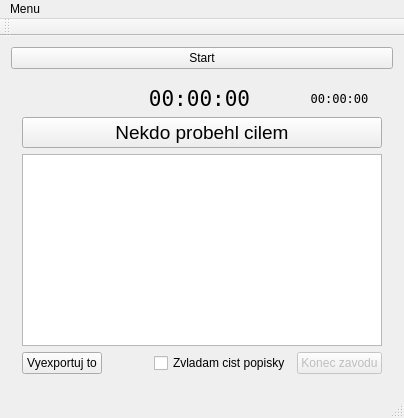
Element104/behKamenkou, file master/MainWindow.ui: the form before one commit.
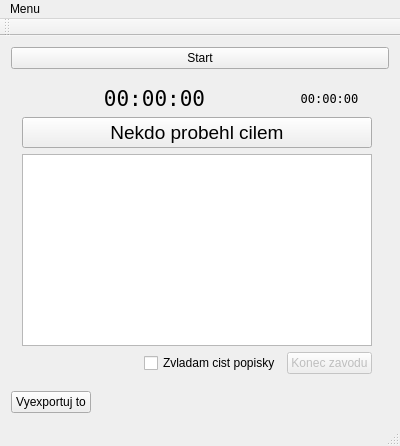
The form after the commit.

Commit message: Recentni zmeny

What changed in the file:
```diff
--- a/master/MainWindow.ui
+++ b/master/MainWindow.ui
@@ -28,7 +28,27 @@
       </property>
      </widget>
     </item>
-    <item row="1" column="0" colspan="3">
+    <item row="3" column="0">
+     <widget class="QPushButton" name="tlacitko_vyexportuj_to">
+      <property name="text">
+       <string>Vyexportuj to</string>
+      </property>
+     </widget>
+    </item>
+    <item row="3" column="1">
+     <spacer name="horizontalSpacer_2">
+      <property name="orientation">
+       <enum>Qt::Horizontal</enum>
+      </property>
+      <property name="sizeHint" stdset="0">
+       <size>
+        <width>40</width>
+        <height>20</height>
+       </size>
+      </property>
+     </spacer>
+    </item>
+    <item row="2" column="0" colspan="2">
      <widget class="QWidget" name="obalovac" native="true">
       <property name="enabled">
        <bool>true</bool>
@@ -107,20 +127,6 @@
          </property>
         </widget>
        </item>
-       <item row="6" column="0">
-        <widget class="QPushButton" name="tlacitko_vyexportuj_to">
-         <property name="text">
-          <string>Vyexportuj to</string>
-         </property>
-        </widget>
-       </item>
-       <item row="5" column="0" colspan="4">
-        <widget class="QTableView" name="tabulkohled">
-         <property name="enabled">
-          <bool>true</bool>
-         </property>
-        </widget>
-       </item>
        <item row="1" column="0" colspan="4">
         <widget class="QPushButton" name="tlacitko_stopni_to">
          <property name="enabled">
@@ -139,6 +145,13 @@
          </property>
         </widget>
        </item>
+       <item row="5" column="0" colspan="4">
+        <widget class="QTableView" name="tabulkohled">
+         <property name="enabled">
+          <bool>true</bool>
+         </property>
+        </widget>
+       </item>
       </layout>
      </widget>
     </item>
```
The commit also changes 2 other files.
